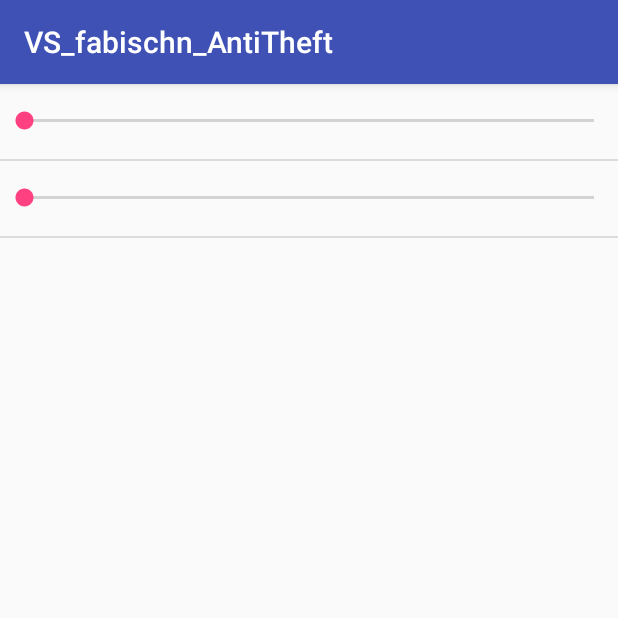
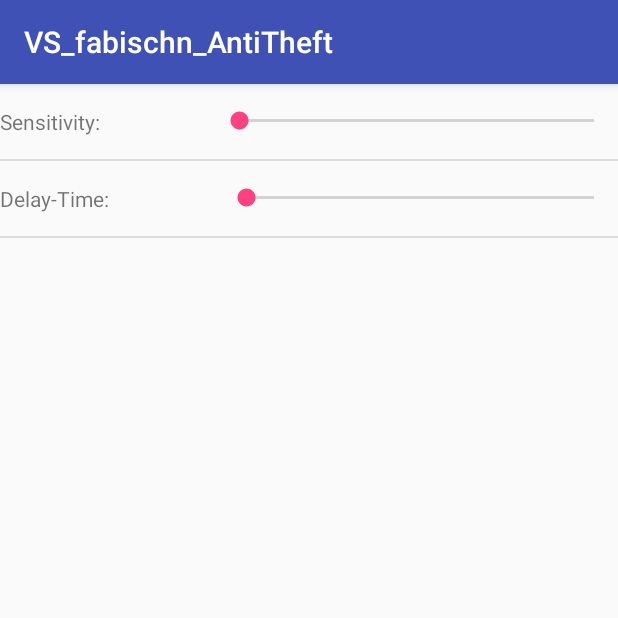
Before and after one commit to nerdaliciousCH/VS_fabischn_AntiTheft, an Android app: the screen it shows after launch (SettingsActivity), in the options menu, after a tap on "Settings", on a phone screen of 412 x 824 dp, the top half of it. Run offline under Robolectric (Android 15) with nearby library versions, the phone set to English and light mode, and no system bars.

Commit message:
Add Setting Descriptions

```diff
--- a/app/src/main/java/ch/ethz/inf/vs/a1/fabischn/antitheft/SeekbarPreference.java
+++ b/app/src/main/java/ch/ethz/inf/vs/a1/fabischn/antitheft/SeekbarPreference.java
@@ -4,6 +4,7 @@ import android.content.Context;
 import android.content.res.TypedArray;
 import android.preference.Preference;
 import android.util.AttributeSet;
+import android.util.Log;
 import android.view.View;
 import android.view.ViewGroup;
 import android.widget.SeekBar;
@@ -14,6 +15,7 @@ public class SeekbarPreference extends Preference implements OnSeekBarChangeList
     private SeekBar mSeekBar;
     private TextView description;
     private int mProgress;
+    private String DESCRIPTION_TEXT = "";
 
     public SeekbarPreference(Context context) {
         this(context, null, 0);
@@ -29,13 +31,18 @@ public class SeekbarPreference extends Preference implements OnSeekBarChangeList
     }
 
 
+    public void setDescription (String str) {
+        this.DESCRIPTION_TEXT = str;
+    }
+
 
 
     @Override
     protected void onBindView(View view) {
         super.onBindView(view);
         mSeekBar = (SeekBar) view.findViewById(R.id.seekbar);
-
+        description = (TextView) view.findViewById(R.id.description);
+        description.setText(this.DESCRIPTION_TEXT);
         mSeekBar.setProgress(mProgress);
         mSeekBar.setOnSeekBarChangeListener(this);
     }
@@ -52,7 +59,7 @@ public class SeekbarPreference extends Preference implements OnSeekBarChangeList
 
     @Override
     public void onStopTrackingTouch(SeekBar seekBar) {
-        // not used
+
     }
 
     @Override
@@ -71,6 +78,7 @@ public class SeekbarPreference extends Preference implements OnSeekBarChangeList
         }
     }
 
+
     @Override
     protected Object onGetDefaultValue(TypedArray a, int index) {
         return a.getInt(index, 0);
--- a/app/src/main/java/ch/ethz/inf/vs/a1/fabischn/antitheft/SettingsFragment.java
+++ b/app/src/main/java/ch/ethz/inf/vs/a1/fabischn/antitheft/SettingsFragment.java
@@ -2,15 +2,28 @@ package ch.ethz.inf.vs.a1.fabischn.antitheft;
 
 import android.os.Bundle;
 import android.preference.PreferenceFragment;
-
+import android.util.Log;
+import android.widget.SeekBar;
 
 
 public class SettingsFragment extends PreferenceFragment {
+
+    private SeekbarPreference sensitivity_pref;
+    private SeekbarPreference delay_pref;
 
     @Override
     public void onCreate(Bundle savedInstanceState) {
         super.onCreate(savedInstanceState);
 
+
         addPreferencesFromResource(R.xml.preferences);
+        sensitivity_pref = (SeekbarPreference) findPreference("Sensitivity");
+        sensitivity_pref.setDescription("Sensitivity: ");
+
+        delay_pref = (SeekbarPreference) findPreference("delay");
+
+        delay_pref.setDescription("Delay-Time: ");
     }
+
+
 }
--- a/app/src/main/res/layout/seekbar_preference.xml
+++ b/app/src/main/res/layout/seekbar_preference.xml
@@ -6,10 +6,10 @@
 
 
     <TextView
-        android:id="@android:id/summary"
+        android:id="@+id/description"
         android:layout_width="wrap_content"
         android:layout_weight="1"
-        android:text="@string/pref_sensitivity"
+
         android:layout_height="wrap_content" />
 
     <SeekBar
--- a/app/src/main/res/xml/preferences.xml
+++ b/app/src/main/res/xml/preferences.xml
@@ -2,9 +2,9 @@
 <PreferenceScreen xmlns:android="http://schemas.android.com/apk/res/android">
 
     <ch.ethz.inf.vs.a1.fabischn.antitheft.SeekbarPreference
-        android:key="pref_max_volume"
+        android:key="@string/pref_sensitivity"
         android:title="@string/pref_sensitivity" />
     <ch.ethz.inf.vs.a1.fabischn.antitheft.SeekbarPreference
-        android:key="pref_balance"
+        android:key="delay"
         android:title="@string/pref_delay" />
 </PreferenceScreen>
```
